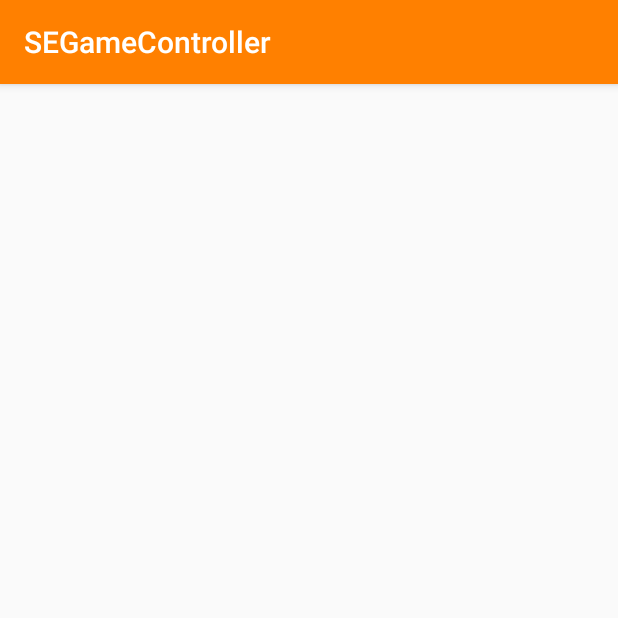
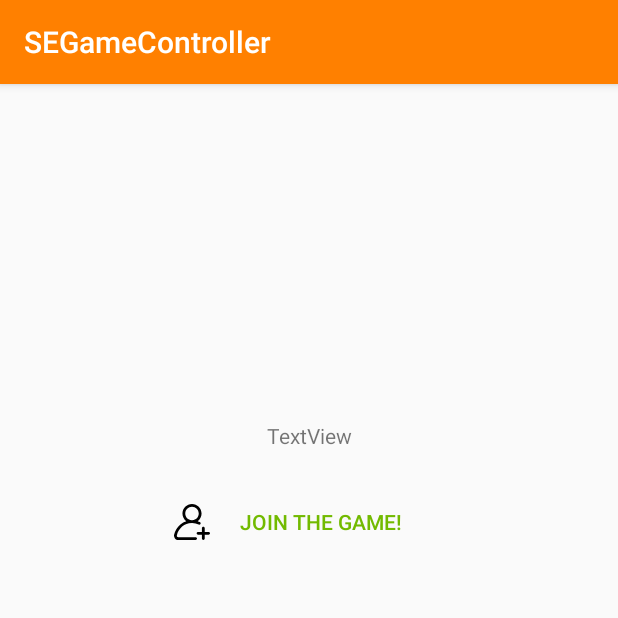
Before and after one commit to Brian1231/Software-Engineeging-Project---COMP30050, an Android app: the screen it shows after launch (joinActivity), on a phone screen of 412 x 824 dp, the top half of it. Run offline under Robolectric (Android 15) with nearby library versions, the phone set to English and light mode, and no system bars; libraries missing offline, so code that uses them is left out: org.jetbrains.anko; 1 statement that could not run was skipped.

Commit message:
first connection ( join game)

```diff
--- a/android/SEGameController/app/src/main/AndroidManifest.xml
+++ b/android/SEGameController/app/src/main/AndroidManifest.xml
@@ -15,7 +15,6 @@
             <intent-filter>
                 <action android:name="android.intent.action.MAIN" />
 
-                <category android:name="android.intent.category.LAUNCHER" />
             </intent-filter>
         </activity>
         <activity android:name=".listPropertiesActivity.ListPropertiesActivity" />
--- a/android/SEGameController/app/src/main/java/pw/jcollado/segamecontroller/joinActivity/joinActivity.kt
+++ b/android/SEGameController/app/src/main/java/pw/jcollado/segamecontroller/joinActivity/joinActivity.kt
@@ -2,12 +2,39 @@ package pw.jcollado.segamecontroller.joinActivity
 
 import android.support.v7.app.AppCompatActivity
 import android.os.Bundle
+import kotlinx.android.synthetic.main.activity_join.*
 import pw.jcollado.segamecontroller.R
 
-class joinActivity : AppCompatActivity() {
+import org.jetbrains.anko.sdk25.coroutines.onClick
+import pw.jcollado.segamecontroller.connections.AsyncResponse
+import pw.jcollado.segamecontroller.connections.ClientThread
+import pw.jcollado.segamecontroller.model.Connections
+
+
+class joinActivity : AppCompatActivity(),AsyncResponse {
+    override fun processFinish(output: String?) {
+        handleResponse(output)
+    }
 
     override fun onCreate(savedInstanceState: Bundle?) {
         super.onCreate(savedInstanceState)
         setContentView(R.layout.activity_join)
+        joinButton.onClick { joinServer() }
+    }
+
+    fun joinServer(){
+
+        val thread = ClientThread(this@joinActivity)
+
+        thread.execute("{ \"id\": -1 }", Connections.IP.value, Connections.PORT.value)
+    }
+
+    private fun handleResponse(s: String?) {
+
+        when (s) {
+            null -> idTextView.text = "null"
+            "" -> idTextView.text = "Blank response!"
+            else -> idTextView.text = s
+        }
     }
 }
--- /dev/null
+++ b/android/SEGameController/app/src/main/res/drawable/ic_add_user.xml
@@ -0,0 +1,5 @@
+<vector android:height="24dp" android:viewportHeight="512.0"
+    android:viewportWidth="512.0" android:width="24dp" xmlns:android="http://schemas.android.com/apk/res/android">
+    <path android:fillColor="#FF000000" android:pathData="M367.6,256.9c-9.8,-4.7 -19.9,-8.7 -30.1,-12.1C370.6,220 392,180.5 392,136C392,61 331,0 256,0c-75,0 -136,61 -136,136c0,44.5 21.5,84.1 54.6,108.9c-30.4,10 -58.9,25.6 -83.8,46.1c-45.7,37.6 -77.5,90.1 -89.5,147.7c-3.8,18.1 0.7,36.6 12.4,50.9C25.2,503.8 42.4,512 60.7,512H307c11,0 20,-9 20,-20c0,-11 -9,-20 -20,-20H60.7c-8.5,0 -13.7,-4.8 -16,-7.6c-4,-4.9 -5.5,-11.3 -4.2,-17.5c20.8,-99.7 108.7,-172.5 210.2,-175c1.8,0.1 3.5,0.1 5.3,0.1c1.8,0 3.6,-0 5.4,-0.1c31.1,0.7 61,7.8 89,21.1c10,4.7 21.9,0.5 26.6,-9.5C381.8,273.6 377.5,261.7 367.6,256.9zM260.9,231.9c-1.6,-0 -3.2,-0 -4.9,-0c-1.6,0 -3.2,0 -4.8,0C200.5,229.4 160,187.3 160,136c0,-52.9 43.1,-96 96,-96s96,43.1 96,96C352,187.3 311.6,229.3 260.9,231.9z"/>
+    <path android:fillColor="#FF000000" android:pathData="M492,397h-55v-55c0,-11 -9,-20 -20,-20c-11,0 -20,9 -20,20v55h-55c-11,0 -20,9 -20,20c0,11 9,20 20,20h55v55c0,11 9,20 20,20c11,0 20,-9 20,-20v-55h55c11,0 20,-9 20,-20C512,406 503,397 492,397z"/>
+</vector>
--- a/android/SEGameController/app/src/main/res/layout/activity_join.xml
+++ b/android/SEGameController/app/src/main/res/layout/activity_join.xml
@@ -6,4 +6,32 @@
     android:layout_height="match_parent"
     tools:context="pw.jcollado.segamecontroller.joinActivity.joinActivity">
 
+    <Button
+        android:id="@+id/joinButton"
+        android:layout_width="wrap_content"
+        android:layout_height="wrap_content"
+        android:layout_marginStart="116dp"
+        android:layout_marginTop="268dp"
+        android:background="@android:color/transparent"
+        android:drawableLeft="@drawable/ic_add_user"
+        android:drawablePadding="20dp"
+        android:drawableStart="@drawable/ic_add_user"
+        android:gravity="center_vertical"
+        android:text="@string/join_game"
+        android:textColor="@color/accent"
+        android:textSize="14sp"
+        app:layout_constraintStart_toStartOf="parent"
+        app:layout_constraintTop_toTopOf="parent" />
+
+    <TextView
+        android:id="@+id/idTextView"
+        android:layout_width="wrap_content"
+        android:layout_height="wrap_content"
+        android:layout_marginBottom="24dp"
+        android:layout_marginEnd="8dp"
+        android:layout_marginStart="8dp"
+        android:text="TextView"
+        app:layout_constraintBottom_toTopOf="@+id/joinButton"
+        app:layout_constraintEnd_toEndOf="parent"
+        app:layout_constraintStart_toStartOf="parent" />
 </android.support.constraint.ConstraintLayout>
--- a/android/SEGameController/app/src/main/res/values/strings.xml
+++ b/android/SEGameController/app/src/main/res/values/strings.xml
@@ -8,4 +8,5 @@
     <string name="mortgage">Mortgage</string>
     <string name="properties">Properties</string>
     <string name="marving_gardens">Marving Gardens</string>
+    <string name="join_game">Join the game!</string>
 </resources>
```
